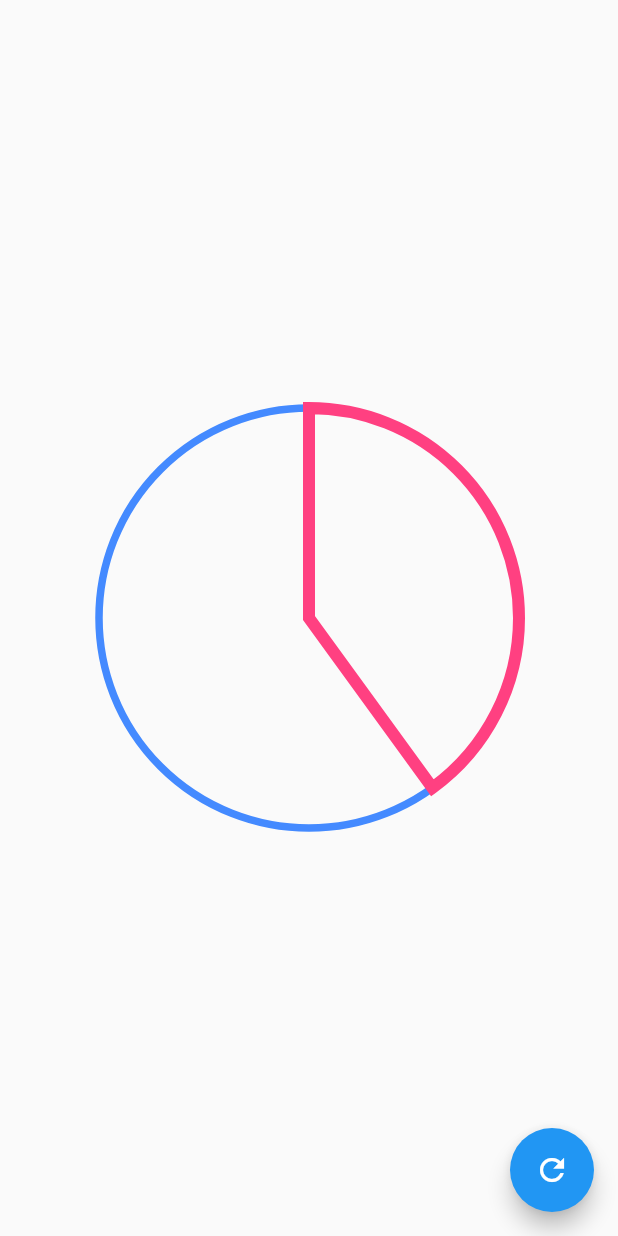
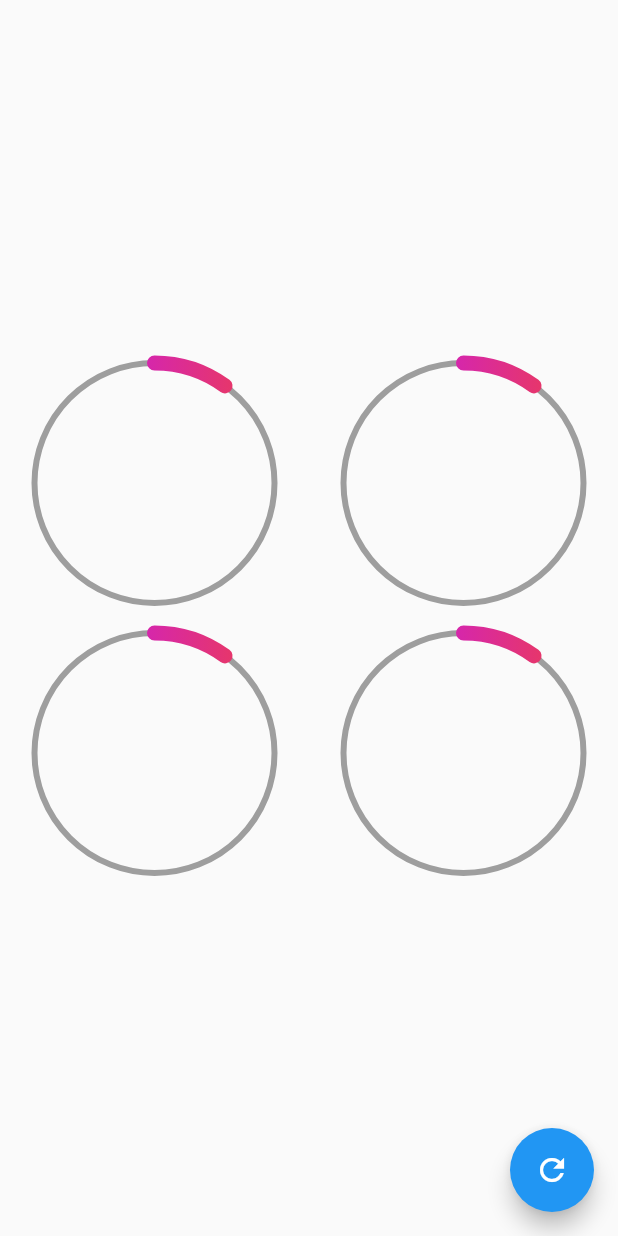
Before and after one commit to LluviaSaucedoM/intermediateFlutterCourse, a Flutter app: the screen it shows after launch, after a tap on the "refresh" icon, on a phone screen of 412 x 824 dp. Run offline on Flutter 3.47's test engine with Material 2 defaults, Android fonts, the light colour scheme and no system bars.

Commit message:
RadialProgress Widget

```diff
--- a/lib/src/labs/circular_progrees_page.dart
+++ b/lib/src/labs/circular_progrees_page.dart
@@ -1,3 +1,5 @@
+// ignore_for_file: prefer_typing_uninitialized_variables
+
 import 'dart:math';
 import 'dart:ui';
 
@@ -12,23 +14,19 @@ class CircularProgressPage extends StatefulWidget {
 
 class _CircularProgressPageState extends State<CircularProgressPage>
     with SingleTickerProviderStateMixin {
-  num porcentaje = 0.0;
-  num newPorcentaje = 0.0;
+  late AnimationController controller;
 
-  late AnimationController controller;
+  double porcentaje = 0.0;
+  double nuevoPorcentaje = 0.0;
+
   @override
   void initState() {
     controller = AnimationController(
-      vsync: this,
-      duration: const Duration(milliseconds: 8000),
-    );
-
+        vsync: this, duration: const Duration(milliseconds: 800));
     controller.addListener(() {
-      // ignore: avoid_print
-      print('valor controller: ${controller.value}');
+      // print('valor controller: ${ controller.value }');
       setState(() {
-        porcentaje =
-            lerpDouble(porcentaje, newPorcentaje, controller.value) as num;
+        porcentaje = lerpDouble(porcentaje, nuevoPorcentaje, controller.value)!;
       });
     });
 
@@ -48,64 +46,60 @@ class _CircularProgressPageState extends State<CircularProgressPage>
           child: const Icon(Icons.refresh),
           backgroundColor: Colors.pink,
           onPressed: () {
-          porcentaje = newPorcentaje;
-          newPorcentaje += 10;
-          if (newPorcentaje > 100) {
-            newPorcentaje = 0;
+            porcentaje = nuevoPorcentaje;
+            nuevoPorcentaje += 10;
+            if (nuevoPorcentaje > 100) {
+              nuevoPorcentaje = 0;
               porcentaje = 0;
             }
-
             controller.forward(from: 0.0);
-
             setState(() {});
-        },
-      ),
+          }),
       body: Center(
         child: Container(
-            padding: const EdgeInsets.all(10),
+          padding: const EdgeInsets.all(5),
           width: 300,
           height: 300,
+          // color: Colors.red,
           child: CustomPaint(
-              painter: _MiRadialProgres(porcentaje),
-            )),
+            painter: _MiRadialProgress(porcentaje),
+          ),
+        ),
       ),
     );
   }
 }
 
-class _MiRadialProgres extends CustomPainter {
-  num porcentaje;
-  _MiRadialProgres(this.porcentaje);
+class _MiRadialProgress extends CustomPainter {
+  final porcentaje;
+
+  _MiRadialProgress(this.porcentaje);
 
   @override
   void paint(Canvas canvas, Size size) {
-    //Circulo
+    // Circulo completado
     final paint = Paint()
-      ..strokeWidth = 5
-      ..color = Colors.blue
+      ..strokeWidth = 4
+      ..color = Colors.grey
       ..style = PaintingStyle.stroke;
 
-    final Offset center = Offset(size.width * 0.5, size.height / 2);
-    final double radius = min(size.width * 0.5, size.height * 0.5);
-    canvas.drawCircle(center, radius, paint);
+    final center = Offset(size.width * 0.5, size.height / 2);
+    final radio = min(size.width * 0.5, size.height * 0.5);
 
-    //Arco
+    canvas.drawCircle(center, radio, paint);
+
+    // Arco
     final paintArco = Paint()
       ..strokeWidth = 10
       ..color = Colors.pink
       ..style = PaintingStyle.stroke;
-    // Parte que se va llenado
 
+    // Parte que se deberá ir llenando
     double arcAngle = 2 * pi * (porcentaje / 100);
-    canvas.drawArc(
-      Rect.fromCircle(center: center, radius: radius),
-      -pi / 2,
-      arcAngle,
-      true,
-      paintArco,
-    );
+    canvas.drawArc(Rect.fromCircle(center: center, radius: radio), -pi / 2,
+        arcAngle, false, paintArco);
   }
 
   @override
-  bool shouldRepaint(covariant CustomPainter oldDelegate) => true;
+  bool shouldRepaint(CustomPainter oldDelegate) => true;
 }
--- a/lib/src/pages/graficas_circulares_page.dart
+++ b/lib/src/pages/graficas_circulares_page.dart
@@ -1,16 +1,16 @@
+import 'package:designs/src/widgets/radial_progress.dart';
 import 'package:flutter/material.dart';
-
-import '../widgets/radial_progress.dart';
 
 class GraficasCircularesPage extends StatefulWidget {
   const GraficasCircularesPage({Key? key}) : super(key: key);
 
   @override
-  State<GraficasCircularesPage> createState() => _GraficasCircularesPageState();
+  _GraficasCircularesPageState createState() => _GraficasCircularesPageState();
 }
 
 class _GraficasCircularesPageState extends State<GraficasCircularesPage> {
-  late double porcentaje = 0.0;
+  double porcentaje = 0.0;
+
   @override
   Widget build(BuildContext context) {
     return Scaffold(
@@ -24,14 +24,55 @@ class _GraficasCircularesPageState extends State<GraficasCircularesPage> {
                 }
               });
             }),
-      body: Center(
-          child: Container(
-        width: 300,
-        height: 300,
-        child: const RadialProgress(
-          porcentaje: 40,
+        body: Column(
+          mainAxisAlignment: MainAxisAlignment.center,
+          children: <Widget>[
+            Row(
+              mainAxisAlignment: MainAxisAlignment.spaceAround,
+              children: <Widget>[
+                CustomRadialProgress(
+                    porcentaje: porcentaje, color: Colors.blue),
+                CustomRadialProgress(porcentaje: porcentaje, color: Colors.red)
+              ],
             ),
-      )),
+            Row(
+              mainAxisAlignment: MainAxisAlignment.spaceAround,
+              children: <Widget>[
+                CustomRadialProgress(
+                    porcentaje: porcentaje, color: Colors.pink),
+                CustomRadialProgress(
+                    porcentaje: porcentaje, color: Colors.purple)
+              ],
+            )
+          ],
+        ));
+  }
+}
+
+class CustomRadialProgress extends StatelessWidget {
+  final Color color;
+
+  const CustomRadialProgress({
+    Key? key,
+    required this.porcentaje,
+    required this.color,
+  }) : super(key: key);
+
+  final double porcentaje;
+
+  @override
+  Widget build(BuildContext context) {
+    return SizedBox(
+      width: 180,
+      height: 180,
+      child: RadialProgress(
+        porcentaje: porcentaje,
+        colorPrimario: color,
+        colorSecundario: Colors.grey,
+        grosorPrimario: 10,
+        grosorSecundario: 4,
+      ),
+      // child: Text('$porcentaje %', style: TextStyle(fontSize: 50.0) ),
     );
   }
 }
--- a/lib/src/widgets/radial_progress.dart
+++ b/lib/src/widgets/radial_progress.dart
@@ -3,10 +3,20 @@ import 'dart:math';
 import 'package:flutter/material.dart';
 
 class RadialProgress extends StatefulWidget {
+  const RadialProgress({
+    required this.porcentaje,
+    this.colorPrimario = Colors.blue,
+    this.colorSecundario = Colors.grey,
+    this.grosorPrimario = 10,
+    this.grosorSecundario = 4,
+    Key? key,
+  }) : super(key: key);
   // ignore: prefer_typing_uninitialized_variables
   final porcentaje;
-  // ignore: use_key_in_widget_constructors
-  const RadialProgress({this.porcentaje});
+  final Color colorPrimario;
+  final Color colorSecundario;
+  final double grosorPrimario;
+  final double grosorSecundario;
 
   @override
   _RadialProgressState createState() => _RadialProgressState();
@@ -15,14 +25,14 @@ class RadialProgress extends StatefulWidget {
 class _RadialProgressState extends State<RadialProgress>
     with SingleTickerProviderStateMixin {
   late AnimationController controller;
-  late num procentajeAnterior;
+  late double porcentajeAnterior;
 
   @override
   void initState() {
-    procentajeAnterior = widget.porcentaje;
+    porcentajeAnterior = widget.porcentaje;
+    controller = AnimationController(
+        vsync: this, duration: const Duration(milliseconds: 200));
 
-    controller = AnimationController(
-        vsync: this, duration: const Duration(microseconds: 200));
     super.initState();
   }
 
@@ -35,50 +45,74 @@ class _RadialProgressState extends State<RadialProgress>
   @override
   Widget build(BuildContext context) {
     controller.forward(from: 0.0);
+
+    final diferenciaAnimar = widget.porcentaje - porcentajeAnterior;
+    porcentajeAnterior = widget.porcentaje;
+
+    return AnimatedBuilder(
+      animation: controller,
+      builder: (BuildContext context, child) {
         return Container(
           padding: const EdgeInsets.all(10),
           width: double.infinity,
           height: double.infinity,
           child: CustomPaint(
-        painter: _MiRadialProgres(widget.porcentaje),
+            painter: _MiRadialProgress(
+                (widget.porcentaje - diferenciaAnimar) +
+                    (diferenciaAnimar * controller.value),
+                widget.colorPrimario,
+                widget.colorSecundario,
+                widget.grosorPrimario,
+                widget.grosorSecundario),
           ),
+        );
+      },
     );
   }
 }
 
-class _MiRadialProgres extends CustomPainter {
-  num porcentaje;
-  _MiRadialProgres(this.porcentaje);
+class _MiRadialProgress extends CustomPainter {
+  // ignore: prefer_typing_uninitialized_variables
+  final porcentaje;
+  final Color colorPrimario;
+  final Color colorSecundario;
+  final double grosorPrimario;
+  final double grosorSecundario;
+
+  _MiRadialProgress(this.porcentaje, this.colorPrimario, this.colorSecundario,
+      this.grosorPrimario, this.grosorSecundario);
 
   @override
   void paint(Canvas canvas, Size size) {
-    //Circulo
+    final Rect rect = Rect.fromCircle(center: const Offset(0, 0), radius: 180);
+    const Gradient gradient = LinearGradient(
+        colors: <Color>[Color(0xffC012FF), Color(0xffC012FF), Colors.red]);
+
+    // Circulo completado
     final paint = Paint()
-      ..strokeWidth = 5
-      ..color = Colors.blueAccent
+      ..strokeWidth = grosorSecundario
+      ..color = colorSecundario
       ..style = PaintingStyle.stroke;
 
-    final Offset center = Offset(size.width * 0.5, size.height / 2);
-    final double radius = min(size.width * 0.5, size.height * 0.5);
-    canvas.drawCircle(center, radius, paint);
+    final center = Offset(size.width * 0.5, size.height / 2);
+    final radio = min(size.width * 0.5, size.height * 0.5);
 
-    //Arco
+    canvas.drawCircle(center, radio, paint);
+
+    // Arco
     final paintArco = Paint()
-      ..strokeWidth = 8
-      ..color = Colors.pinkAccent
+      ..strokeWidth = grosorPrimario
+      // ..color = colorPrimario
+      ..shader = gradient.createShader(rect)
+      ..strokeCap = StrokeCap.round
       ..style = PaintingStyle.stroke;
-    // Parte que se va llenado
 
+    // Parte que se deberá ir llenando
     double arcAngle = 2 * pi * (porcentaje / 100);
-    canvas.drawArc(
-      Rect.fromCircle(center: center, radius: radius),
-      -pi / 2,
-      arcAngle,
-      true,
-      paintArco,
-    );
+    canvas.drawArc(Rect.fromCircle(center: center, radius: radio), -pi / 2,
+        arcAngle, false, paintArco);
   }
 
   @override
-  bool shouldRepaint(covariant CustomPainter oldDelegate) => true;
+  bool shouldRepaint(CustomPainter oldDelegate) => true;
 }
```
Lines whose indentation alone changed are shown as unchanged.
